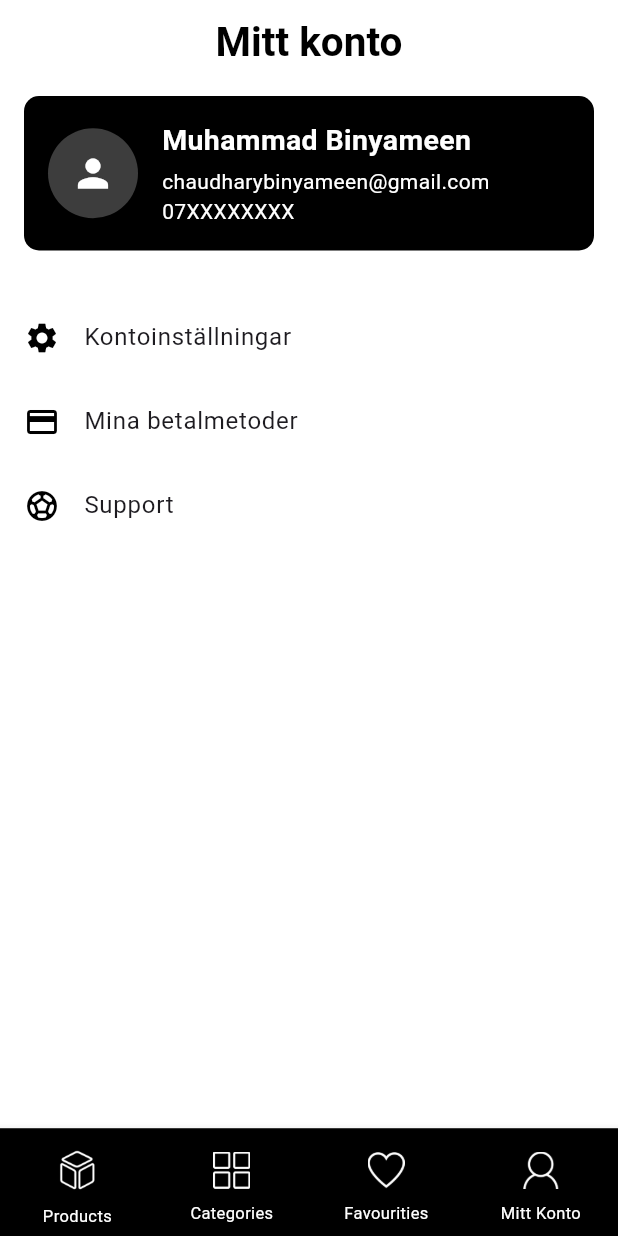
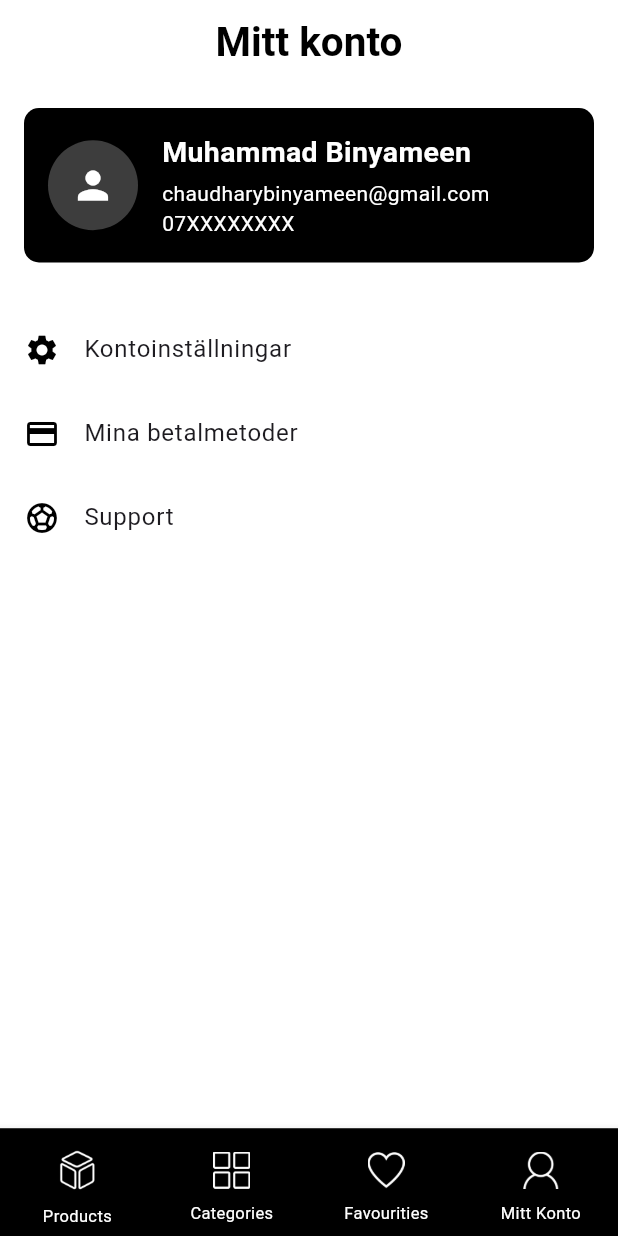
Before and after one commit to itsBinyameen/Test-Task, a Flutter app: the screen it shows after launch, swiped to page 4, on a phone screen of 412 x 824 dp. Run offline on Flutter 3.47's test engine with Material 3 defaults, Android fonts, the light colour scheme and no system bars; our stand-ins replace cached_network_image, flutter_rating_bar, get, google_fonts; network calls fail; Roboto replaces fonts that are missing (Playfair).

Commit message:
paddings changed

```diff
--- a/lib/modules/dashboard/account/account_screen.dart
+++ b/lib/modules/dashboard/account/account_screen.dart
@@ -9,7 +9,7 @@ class AccountScreen extends StatelessWidget {
   Widget build(BuildContext context) {
     return Scaffold(
       body: Padding(
-        padding: const EdgeInsets.symmetric(horizontal: 16.0, vertical: 8),
+        padding: const EdgeInsets.only(top: 16,left: 16,right: 16),
         child: Column(
           crossAxisAlignment: CrossAxisAlignment.start,
           children: [
--- a/lib/modules/dashboard/categories/categories_screen.dart
+++ b/lib/modules/dashboard/categories/categories_screen.dart
@@ -15,7 +15,7 @@ class CategoriesScreen extends GetView<CategoriesController> {
 
     return Scaffold(
       body: Padding(
-        padding: const EdgeInsets.all(12.0),
+        padding: const EdgeInsets.only(top: 16,left: 16,right: 16),
         child: Obx(() {
           return Column(
             crossAxisAlignment: CrossAxisAlignment.start,
--- a/lib/modules/dashboard/favourite/favourite_screen.dart
+++ b/lib/modules/dashboard/favourite/favourite_screen.dart
@@ -88,7 +88,7 @@ class FavouriteScreen extends GetView<FavouriteController> {
       final filteredFavorites = controller.filteredFavorites;
 
       return Padding(
-        padding: const EdgeInsets.all(16.0),
+        padding: const EdgeInsets.only(top: 16,left: 16,right: 16),
         child: Column(
           crossAxisAlignment: CrossAxisAlignment.start,
           children: [
--- a/lib/modules/dashboard/products/products_screen.dart
+++ b/lib/modules/dashboard/products/products_screen.dart
@@ -15,7 +15,7 @@ class ProductsScreen extends GetView<ProductsController> {
     return Scaffold(
       body: SafeArea(
         child: Padding(
-          padding: const EdgeInsets.symmetric(horizontal: 16, vertical: 12),
+          padding: const EdgeInsets.only(top: 16,left: 16,right: 16),
           child: Column(
             crossAxisAlignment: CrossAxisAlignment.start,
             children: [
```
Also changed, not shown: 1 other file.
